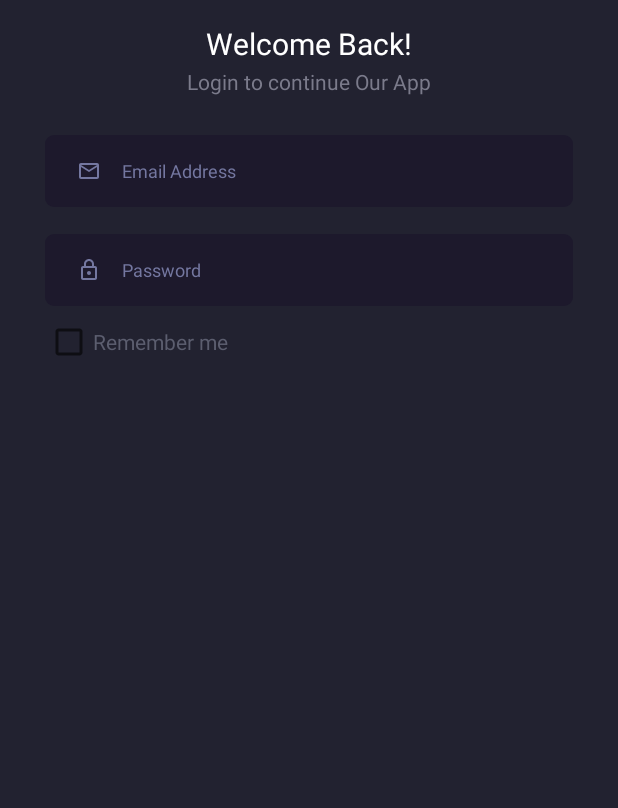
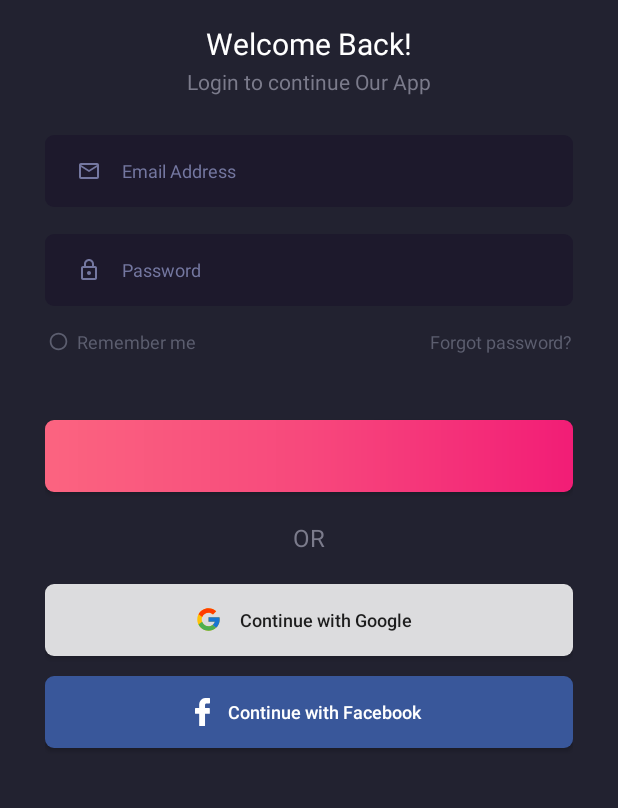
Before and after one commit to AnaGagnidze/Podcast-App, an Android app: the layout fragment_log_in.xml on its own in the app's theme, with its tools: preview values and no code run, on a phone screen of 412 x 824 dp, the part 204-1012 px from its top. Run offline under Robolectric (Android 15) with nearby library versions, the phone set to English and light mode, and no system bars.

Commit message:
Finished Log In Page

```diff
--- a/app/src/main/java/com/example/podcasts/auth/log_in/LogInFragment.kt
+++ b/app/src/main/java/com/example/podcasts/auth/log_in/LogInFragment.kt
@@ -1,14 +1,31 @@
 package com.example.podcasts.auth.log_in
 
 import com.example.podcasts.BaseFragment
+import com.example.podcasts.R
 import com.example.podcasts.databinding.FragmentLogInBinding
+import com.example.podcasts.extensions.setSpannedString
 import dagger.hilt.android.AndroidEntryPoint
+
+
+typealias strings = R.string
+typealias colors = R.color
 
 @AndroidEntryPoint
 class LogInFragment : BaseFragment<FragmentLogInBinding>(FragmentLogInBinding::inflate) {
 
     override fun setUpFragment() {
-        TODO("Not yet implemented")
+        setTexts()
+    }
+
+    private fun setTexts() {
+        binding.signUpHere.setSpannedString(
+            arrayOf(
+                getString(strings.no_account),
+                getString(strings.sign_up)
+            ), arrayOf(colors.text_gray, colors.main_pink)
+        )
+
+        binding.logInBtn.authButton.text = getString(strings.log_in)
     }
 
 }
--- a/app/src/main/java/com/example/podcasts/auth/log_in/LogInViewModel.kt
+++ b/app/src/main/java/com/example/podcasts/auth/log_in/LogInViewModel.kt
@@ -2,7 +2,8 @@ package com.example.podcasts.auth.log_in
 
 import androidx.lifecycle.ViewModel
 import dagger.hilt.android.lifecycle.HiltViewModel
+import javax.inject.Inject
 
 @HiltViewModel
-class LogInViewModel: ViewModel() {
+class LogInViewModel @Inject constructor(): ViewModel() {
 }
--- a/app/src/main/java/com/example/podcasts/auth/sign_up/SignUpFragment.kt
+++ b/app/src/main/java/com/example/podcasts/auth/sign_up/SignUpFragment.kt
@@ -8,7 +8,7 @@ import dagger.hilt.android.AndroidEntryPoint
 class SignUpFragment : BaseFragment<FragmentSignUpBinding>(FragmentSignUpBinding::inflate) {
 
     override fun setUpFragment() {
-        TODO("Not yet implemented")
+
     }
 
 }
--- a/app/src/main/java/com/example/podcasts/auth/sign_up/SignUpViewModel.kt
+++ b/app/src/main/java/com/example/podcasts/auth/sign_up/SignUpViewModel.kt
@@ -2,7 +2,8 @@ package com.example.podcasts.auth.sign_up
 
 import androidx.lifecycle.ViewModel
 import dagger.hilt.android.lifecycle.HiltViewModel
+import javax.inject.Inject
 
 @HiltViewModel
-class SignUpViewModel: ViewModel() {
+class SignUpViewModel @Inject constructor(): ViewModel() {
 }
--- /dev/null
+++ b/app/src/main/java/com/example/podcasts/extensions/StringExtensions.kt
@@ -0,0 +1,5 @@
+package com.example.podcasts.extensions
+
+fun String.checkEmail(): Boolean {
+    return android.util.Patterns.EMAIL_ADDRESS.matcher(this).matches()
+}
--- /dev/null
+++ b/app/src/main/java/com/example/podcasts/extensions/TextViewExtensions.kt
@@ -0,0 +1,23 @@
+package com.example.podcasts.extensions
+
+import android.text.Spannable
+import android.text.SpannableString
+import android.text.style.ForegroundColorSpan
+import android.widget.TextView
+import androidx.core.content.ContextCompat
+
+fun TextView.setSpannedString(strings: Array<String>, colors: Array<Int>) {
+    val spannableString = SpannableString(strings.joinToString(""))
+    var startIndex = 0
+    for (i in strings.indices) {
+        spannableString.setSpan(
+            ForegroundColorSpan(
+                ContextCompat.getColor(context, colors[i])
+            ),
+            startIndex, startIndex + strings[i].length,
+            Spannable.SPAN_EXCLUSIVE_EXCLUSIVE
+        )
+        startIndex += strings[i].length
+    }
+    text = spannableString
+}
--- /dev/null
+++ b/app/src/main/res/drawable/auth_button_design.xml
@@ -0,0 +1,12 @@
+<?xml version="1.0" encoding="utf-8"?>
+<shape xmlns:android="http://schemas.android.com/apk/res/android"
+    android:shape="rectangle">
+    <gradient
+        android:centerColor="#f7487c"
+        android:endColor="#f21d76"
+        android:startColor="#fb6480"
+        android:angle="0"/>
+
+    <corners android:radius="6dp"/>
+
+</shape>
--- /dev/null
+++ b/app/src/main/res/drawable/checkbox_design.xml
@@ -0,0 +1,6 @@
+<?xml version="1.0" encoding="utf-8"?>
+<selector xmlns:android="http://schemas.android.com/apk/res/android">
+    <item android:drawable="@drawable/ic_outline_radio_button_unchecked_24" android:state_checked="false"/>
+    <item android:drawable="@drawable/ic_baseline_check_circle_24" android:state_checked="true"/>
+
+</selector>
--- /dev/null
+++ b/app/src/main/res/drawable/fb_auth_design.xml
@@ -0,0 +1,6 @@
+<?xml version="1.0" encoding="utf-8"?>
+<shape xmlns:android="http://schemas.android.com/apk/res/android" android:shape="rectangle">
+    <solid android:color="#39579a"/>
+    <corners android:radius="6dp"/>
+
+</shape>
--- /dev/null
+++ b/app/src/main/res/drawable/google_auth_design.xml
@@ -0,0 +1,6 @@
+<?xml version="1.0" encoding="utf-8"?>
+<shape xmlns:android="http://schemas.android.com/apk/res/android" android:shape="rectangle">
+    <solid android:color="#D8FFFFFF"/>
+    <corners android:radius="6dp"/>
+
+</shape>
--- /dev/null
+++ b/app/src/main/res/drawable/ic_baseline_check_circle_24.xml
@@ -0,0 +1,5 @@
+<vector android:height="24dp" android:tint="#7477A0"
+    android:viewportHeight="24" android:viewportWidth="24"
+    android:width="24dp" xmlns:android="http://schemas.android.com/apk/res/android">
+    <path android:fillColor="@android:color/white" android:pathData="M12,2C6.48,2 2,6.48 2,12s4.48,10 10,10 10,-4.48 10,-10S17.52,2 12,2zM10,17l-5,-5 1.41,-1.41L10,14.17l7.59,-7.59L19,8l-9,9z"/>
+</vector>
--- /dev/null
+++ b/app/src/main/res/drawable/ic_facebook_logo.xml
@@ -0,0 +1,4 @@
+<vector android:height="18.495785dp" android:viewportHeight="17.989"
+    android:viewportWidth="9.726" android:width="10dp" xmlns:android="http://schemas.android.com/apk/res/android">
+    <path android:fillColor="#fff" android:pathData="M9.359,0L7.023,0a4.1,4.1 0,0 0,-4.314 4.427v2.041h-2.342a0.367,0.367 0,0 0,-0.367 0.367v2.958a0.367,0.367 0,0 0,0.367 0.367h2.345v7.463a0.367,0.367 0,0 0,0.367 0.367h3.06a0.367,0.367 0,0 0,0.367 -0.367L6.506,10.16h2.742a0.367,0.367 0,0 0,0.367 -0.367L9.615,6.835a0.367,0.367 0,0 0,-0.367 -0.367h-2.742v-1.73c0,-0.832 0.2,-1.254 1.282,-1.254h1.571a0.367,0.367 0,0 0,0.367 -0.367L9.726,0.371A0.367,0.367 0,0 0,9.359 0z"/>
+</vector>
--- /dev/null
+++ b/app/src/main/res/drawable/ic_icon_google.xml
@@ -0,0 +1,7 @@
+<vector android:height="18dp" android:viewportHeight="48"
+    android:viewportWidth="48" android:width="18dp" xmlns:android="http://schemas.android.com/apk/res/android">
+    <path android:fillColor="#FFC107" android:pathData="M43.611,20.083H42V20H24v8h11.303c-1.649,4.657 -6.08,8 -11.303,8c-6.627,0 -12,-5.373 -12,-12c0,-6.627 5.373,-12 12,-12c3.059,0 5.842,1.154 7.961,3.039l5.657,-5.657C34.046,6.053 29.268,4 24,4C12.955,4 4,12.955 4,24c0,11.045 8.955,20 20,20c11.045,0 20,-8.955 20,-20C44,22.659 43.862,21.35 43.611,20.083z"/>
+    <path android:fillColor="#FF3D00" android:pathData="M6.306,14.691l6.571,4.819C14.655,15.108 18.961,12 24,12c3.059,0 5.842,1.154 7.961,3.039l5.657,-5.657C34.046,6.053 29.268,4 24,4C16.318,4 9.656,8.337 6.306,14.691z"/>
+    <path android:fillColor="#4CAF50" android:pathData="M24,44c5.166,0 9.86,-1.977 13.409,-5.192l-6.19,-5.238C29.211,35.091 26.715,36 24,36c-5.202,0 -9.619,-3.317 -11.283,-7.946l-6.522,5.025C9.505,39.556 16.227,44 24,44z"/>
+    <path android:fillColor="#1976D2" android:pathData="M43.611,20.083H42V20H24v8h11.303c-0.792,2.237 -2.231,4.166 -4.087,5.571c0.001,-0.001 0.002,-0.001 0.003,-0.002l6.19,5.238C36.971,39.205 44,34 44,24C44,22.659 43.862,21.35 43.611,20.083z"/>
+</vector>
--- /dev/null
+++ b/app/src/main/res/drawable/ic_outline_radio_button_unchecked_24.xml
@@ -0,0 +1,5 @@
+<vector android:height="14dp" android:tint="#5c5e6f"
+    android:viewportHeight="24" android:viewportWidth="24"
+    android:width="14dp" xmlns:android="http://schemas.android.com/apk/res/android">
+    <path android:fillColor="@android:color/white" android:pathData="M12,2C6.48,2 2,6.48 2,12s4.48,10 10,10 10,-4.48 10,-10S17.52,2 12,2zM12,20c-4.42,0 -8,-3.58 -8,-8s3.58,-8 8,-8 8,3.58 8,8 -3.58,8 -8,8z"/>
+</vector>
--- /dev/null
+++ b/app/src/main/res/layout/auth_button.xml
@@ -0,0 +1,11 @@
+<?xml version="1.0" encoding="utf-8"?>
+<androidx.appcompat.widget.AppCompatButton xmlns:android="http://schemas.android.com/apk/res/android"
+    android:id="@+id/authButton"
+    android:layout_width="match_parent"
+    android:layout_height="wrap_content"
+    android:background="@drawable/auth_button_design"
+    android:textAllCaps="false"
+    android:textColor="@color/white"
+    android:textSize="16sp">
+
+</androidx.appcompat.widget.AppCompatButton>
--- a/app/src/main/res/layout/fragment_log_in.xml
+++ b/app/src/main/res/layout/fragment_log_in.xml
@@ -1,14 +1,14 @@
 <?xml version="1.0" encoding="utf-8"?>
 <ScrollView xmlns:android="http://schemas.android.com/apk/res/android"
+    xmlns:app="http://schemas.android.com/apk/res-auto"
     xmlns:tools="http://schemas.android.com/tools"
     android:layout_width="match_parent"
     android:layout_height="match_parent"
-    xmlns:app="http://schemas.android.com/apk/res-auto"
-    tools:context=".auth.log_in.LogInFragment"
+    android:background="@color/background"
     android:fillViewport="true"
     android:overScrollMode="never"
     android:scrollbars="none"
-    android:background="@color/background">
+    tools:context=".auth.log_in.LogInFragment">
 
     <androidx.constraintlayout.widget.ConstraintLayout
         android:layout_width="match_parent"
@@ -18,85 +18,168 @@
 
         <androidx.appcompat.widget.AppCompatImageView
             android:id="@+id/logoImgV"
+            android:layout_width="wrap_content"
+            android:layout_height="wrap_content"
             android:layout_marginTop="53.9dp"
+            android:scaleX="1.2"
+            android:scaleY="1.2"
+            app:layout_constraintEnd_toEndOf="parent"
+            app:layout_constraintStart_toStartOf="parent"
             app:layout_constraintTop_toTopOf="parent"
-            app:layout_constraintStart_toStartOf="parent"
-            app:layout_constraintEnd_toEndOf="parent"
-            app:srcCompat="@mipmap/ic_logo"
-            android:scaleY="1.2"
-            android:scaleX="1.2"
-            android:layout_width="wrap_content"
-            android:layout_height="wrap_content"/>
+            app:srcCompat="@mipmap/ic_logo" />
 
 
         <androidx.appcompat.widget.AppCompatTextView
             android:id="@+id/txtVWelcome"
-            android:textSize="20sp"
+            android:layout_width="wrap_content"
+            android:layout_height="wrap_content"
+            android:layout_marginTop="23dp"
             android:text="@string/welcome_back"
             android:textColor="@color/white"
-            android:layout_marginTop="23dp"
+            android:textSize="20sp"
+            app:layout_constraintEnd_toEndOf="parent"
             app:layout_constraintStart_toStartOf="parent"
-            app:layout_constraintEnd_toEndOf="parent"
-            app:layout_constraintTop_toBottomOf="@+id/logoImgV"
-            android:layout_width="wrap_content"
-            android:layout_height="wrap_content"/>
+            app:layout_constraintTop_toBottomOf="@+id/logoImgV" />
 
         <androidx.appcompat.widget.AppCompatTextView
             android:id="@+id/continueTxtV"
-            app:layout_constraintTop_toBottomOf="@id/txtVWelcome"
-            app:layout_constraintStart_toStartOf="parent"
-            app:layout_constraintEnd_toEndOf="parent"
+            android:layout_width="wrap_content"
+            android:layout_height="wrap_content"
+            android:layout_marginTop="2dp"
+            android:text="@string/login_to_continue_our_app"
             android:textColor="@color/text_gray"
             android:textSize="14sp"
-            android:layout_marginTop="2dp"
-            android:text="@string/login_to_continue_our_app"
-            android:layout_width="wrap_content"
-            android:layout_height="wrap_content"/>
+            app:layout_constraintEnd_toEndOf="parent"
+            app:layout_constraintStart_toStartOf="parent"
+            app:layout_constraintTop_toBottomOf="@id/txtVWelcome" />
 
         <androidx.appcompat.widget.AppCompatEditText
             android:id="@+id/edtTxtEmail"
-            app:layout_constraintTop_toBottomOf="@id/continueTxtV"
+            android:layout_width="match_parent"
+            android:layout_height="48dp"
+            android:layout_marginTop="26dp"
             android:background="@drawable/input_backg_design"
-            android:layout_marginTop="26dp"
+            android:drawableStart="@drawable/ic_outline_email_24"
+            android:drawablePadding="14.1dp"
             android:hint="@string/email_address"
+            android:lines="1"
+            android:paddingStart="21dp"
+            android:paddingEnd="8dp"
+            android:textColorHint="@color/start_icon_clr"
             android:textSize="12sp"
-            android:paddingStart="21dp"
-            android:lines="1"
-            android:drawablePadding="14.1dp"
-            android:drawableStart="@drawable/ic_outline_email_24"
-            android:textColorHint="@color/start_icon_clr"
-            android:layout_width="match_parent"
-            android:layout_height="48dp"/>
+            app:layout_constraintTop_toBottomOf="@id/continueTxtV" />
 
         <androidx.appcompat.widget.AppCompatEditText
             android:id="@+id/edtTxtPassword"
-            app:layout_constraintTop_toBottomOf="@id/edtTxtEmail"
+            android:layout_width="match_parent"
+            android:layout_height="48dp"
+            android:layout_marginTop="18dp"
             android:background="@drawable/input_backg_design"
-            android:layout_marginTop="18dp"
+            android:drawableStart="@drawable/ic_outline_lock_24"
+            android:drawablePadding="14.1dp"
             android:hint="@string/password"
+            android:lines="1"
+            android:paddingStart="21dp"
+            android:paddingEnd="8dp"
+            android:textColorHint="@color/start_icon_clr"
             android:textSize="12sp"
-            android:paddingStart="21dp"
-            android:lines="1"
-            android:drawablePadding="14.1dp"
-            android:drawableStart="@drawable/ic_outline_lock_24"
-            android:textColorHint="@color/start_icon_clr"
-            android:layout_width="match_parent"
-            android:layout_height="48dp"/>
+            app:layout_constraintTop_toBottomOf="@id/edtTxtEmail" />
 
         <androidx.appcompat.widget.AppCompatCheckBox
             android:id="@+id/chBRememberMe"
-            app:layout_constraintTop_toBottomOf="@id/edtTxtPassword"
-            app:layout_constraintStart_toStartOf="parent"
+            android:layout_width="wrap_content"
+            android:layout_height="wrap_content"
+            android:layout_marginStart="2dp"
+            android:button="@drawable/checkbox_design"
+            android:paddingStart="5dp"
+            android:paddingEnd="8dp"
             android:text="@string/remember_me"
             android:textColor="@color/rememberMe"
+            android:textSize="12sp"
+            app:layout_constraintStart_toStartOf="parent"
+            app:layout_constraintTop_toBottomOf="@id/edtTxtPassword" />
+
+        <androidx.appcompat.widget.AppCompatTextView
             android:layout_width="wrap_content"
-            android:layout_height="wrap_content"/>
+            android:layout_height="wrap_content"
+            android:layout_marginTop="15dp"
+            android:text="@string/forgot_password"
+            android:textColor="@color/rememberMe"
+            android:textSize="12sp"
+            app:layout_constraintEnd_toEndOf="parent"
+            app:layout_constraintTop_toBottomOf="@id/edtTxtPassword" />
 
+        <include
+            android:id="@+id/logInBtn"
+            layout="@layout/auth_button"
+            android:layout_width="match_parent"
+            android:layout_height="48dp"
+            android:layout_marginTop="28dp"
+            app:layout_constraintEnd_toEndOf="parent"
+            app:layout_constraintStart_toStartOf="parent"
+            app:layout_constraintTop_toBottomOf="@id/chBRememberMe" />
 
+        <androidx.appcompat.widget.AppCompatTextView
+            android:id="@+id/orTxt"
+            android:layout_width="wrap_content"
+            android:layout_height="wrap_content"
+            android:layout_marginTop="19dp"
+            android:text="@string/or"
+            android:textColor="@color/or_clr"
+            android:textSize="16sp"
+            app:layout_constraintEnd_toEndOf="parent"
+            app:layout_constraintStart_toStartOf="parent"
+            app:layout_constraintTop_toBottomOf="@id/logInBtn" />
+
+        <androidx.appcompat.widget.AppCompatButton
+            android:id="@+id/googleAuthBtn"
+            android:layout_width="match_parent"
+            android:layout_height="48dp"
+            android:layout_marginTop="20dp"
+            android:background="@drawable/google_auth_design"
+            android:drawableStart="@drawable/ic_icon_google"
+            android:drawablePadding="11.7dp"
+            android:paddingStart="100dp"
+            android:paddingEnd="8dp"
+            android:text="@string/continue_with_google"
+            android:textAlignment="viewStart"
+            android:textAllCaps="false"
+            android:textSize="12sp"
+            app:layout_constraintEnd_toEndOf="parent"
+            app:layout_constraintStart_toStartOf="parent"
+            app:layout_constraintTop_toBottomOf="@id/orTxt" />
+
+        <androidx.appcompat.widget.AppCompatButton
+            android:id="@+id/fbAuthBtn"
+            app:layout_constraintTop_toBottomOf="@id/googleAuthBtn"
+            app:layout_constraintEnd_toEndOf="parent"
+            app:layout_constraintStart_toStartOf="parent"
+            android:layout_marginTop="13dp"
+            android:drawableStart="@drawable/ic_facebook_logo"
+            android:textAlignment="textStart"
+            android:textSize="12sp"
+            android:textAllCaps="false"
+            android:textColor="@color/white"
+            android:paddingStart="100dp"
+            android:drawablePadding="11.7dp"
+            android:text="@string/continue_with_facebook"
+            android:background="@drawable/fb_auth_design"
+            android:layout_width="match_parent"
+            android:layout_height="48dp" />
+
+        <androidx.appcompat.widget.AppCompatTextView
+            android:id="@+id/signUpHere"
+            app:layout_constraintTop_toBottomOf="@id/fbAuthBtn"
+            app:layout_constraintEnd_toEndOf="parent"
+            app:layout_constraintStart_toStartOf="parent"
+            android:paddingEnd="8dp"
+            android:textSize="12sp"
+            android:layout_marginTop="29dp"
+            android:layout_width="wrap_content"
+            android:layout_height="wrap_content"
+            />
 
     </androidx.constraintlayout.widget.ConstraintLayout>
 
 
-
-
 </ScrollView>
--- a/app/src/main/res/navigation/navigation.xml
+++ b/app/src/main/res/navigation/navigation.xml
@@ -1,6 +1,22 @@
 <?xml version="1.0" encoding="utf-8"?>
 <navigation xmlns:android="http://schemas.android.com/apk/res/android"
     xmlns:app="http://schemas.android.com/apk/res-auto"
-    android:id="@+id/navigation">
+    xmlns:tools="http://schemas.android.com/tools"
+    android:id="@+id/navigation"
+    app:startDestination="@id/logInFragment">
 
+    <fragment
+        android:id="@+id/logInFragment"
+        android:name="com.example.podcasts.auth.log_in.LogInFragment"
+        android:label="fragment_log_in"
+        tools:layout="@layout/fragment_log_in" >
+        <action
+            android:id="@+id/action_logInFragment_to_signUpFragment"
+            app:destination="@id/signUpFragment" />
+    </fragment>
+    <fragment
+        android:id="@+id/signUpFragment"
+        android:name="com.example.podcasts.auth.sign_up.SignUpFragment"
+        android:label="fragment_sign_up"
+        tools:layout="@layout/fragment_sign_up" />
 </navigation>
--- a/app/src/main/res/values/colors.xml
+++ b/app/src/main/res/values/colors.xml
@@ -11,4 +11,6 @@
     <color name="text_gray">#7b7b8b</color>
     <color name="start_icon_clr">#7477a0</color>
     <color name="rememberMe">#5c5e6f</color>
+    <color name="or_clr">#7b7b8b</color>
+    <color name="main_pink">#fb6580</color>
 </resources>
--- a/app/src/main/res/values/strings.xml
+++ b/app/src/main/res/values/strings.xml
@@ -7,4 +7,11 @@
     <string name="email_address">Email Address</string>
     <string name="password">Password</string>
     <string name="remember_me">Remember me</string>
+    <string name="forgot_password">Forgot password?</string>
+    <string name="or">OR</string>
+    <string name="continue_with_google">Continue with Google</string>
+    <string name="continue_with_facebook">Continue with Facebook</string>
+    <string name="no_account">Don\'t have an account?\u0020</string>
+    <string name="sign_up">Sign up</string>
+    <string name="log_in">Log In</string>
 </resources>
```
